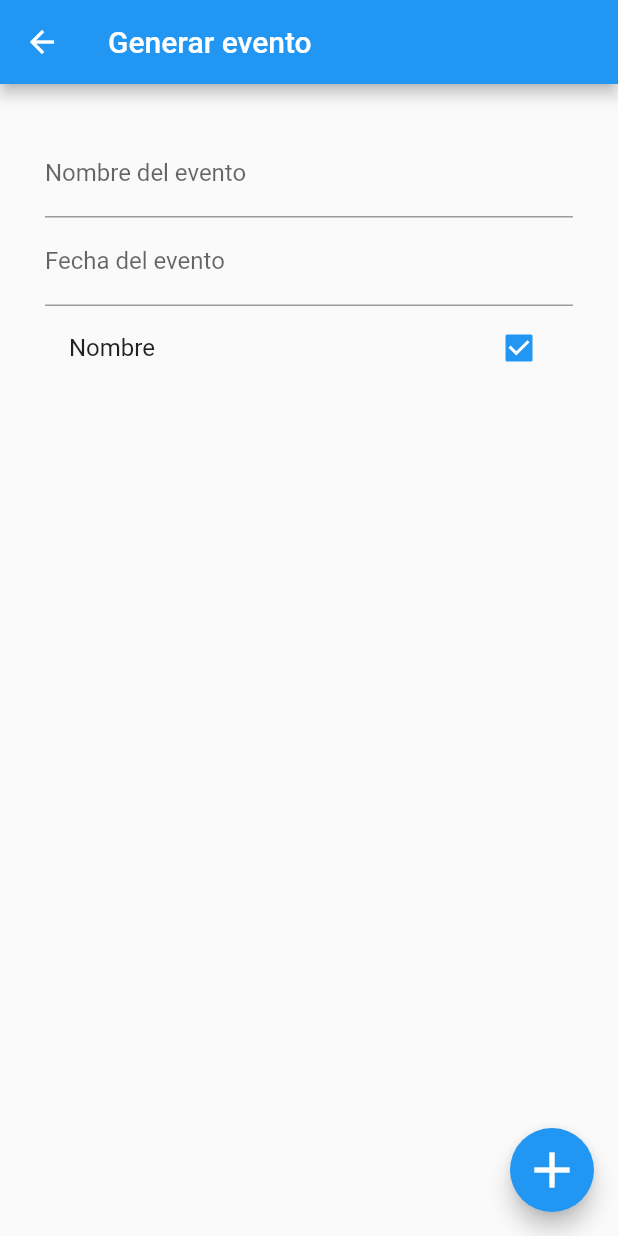
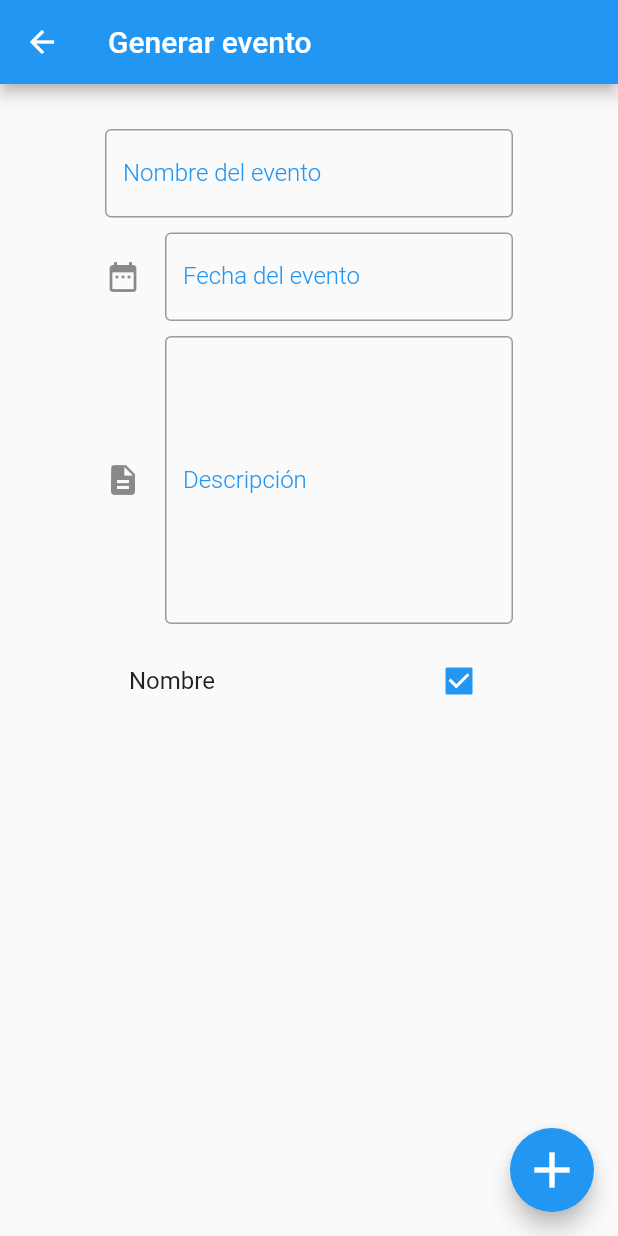
Before and after one commit to Sloot04/form_generator, a Flutter app: the FormGeneratorPage screen opened by its route, on a phone screen of 412 x 824 dp. Run offline on Flutter 3.47's test engine with Material 2 defaults, Android fonts, the light colour scheme and no system bars; our stand-ins replace bloc, flutter_bloc.

Commit message:
TextFormCustom widget

```diff
--- /dev/null
+++ b/lib/Widgets/text_form_custom.dart
@@ -0,0 +1,44 @@
+import 'package:flutter/material.dart';
+
+class TextFormCustom extends StatefulWidget {
+  final TextEditingController controller;
+  final String labelText;
+  final IconData? icon;
+  final int? line;
+
+  const TextFormCustom(
+      {required this.controller, required this.labelText, this.icon, this.line, Key? key})
+      : super(key: key);
+
+  @override
+  State<TextFormCustom> createState() => _TextFormCustomState();
+}
+
+class _TextFormCustomState extends State<TextFormCustom> {
+  @override
+  Widget build(BuildContext context) {
+    if (widget.icon != null) {
+      return TextFormField(
+        controller: widget.controller,
+        maxLines: widget.line,
+        decoration: InputDecoration(
+            labelText: widget.labelText,
+            labelStyle: const TextStyle(
+                color: Colors.blue, fontWeight: FontWeight.w300),
+            border: const OutlineInputBorder(),
+            icon: Icon(widget.icon)),
+      );
+    } else {
+      return TextFormField(
+        controller: widget.controller,
+        maxLines: widget.line,
+        decoration: InputDecoration(
+          labelText: widget.labelText,
+          labelStyle:
+              const TextStyle(color: Colors.blue, fontWeight: FontWeight.w300),
+          border: const OutlineInputBorder(),
+        ),
+      );
+    }
+  }
+}
--- a/lib/models/course_model.dart
+++ b/lib/models/course_model.dart
@@ -5,19 +5,25 @@ class Course {
   final String name;
   final String date;
   final List<Inscription> inscriptions;
+  final String? description;
   final DataForm? form;
 
   Course(
       {required this.name,
       required this.date,
       required this.inscriptions,
+      this.description,
       this.form});
 
   Course copyWith(
-      {String? name, String? date, List<Inscription>? inscriptions}) {
+      {String? name,
+      String? date,
+      List<Inscription>? inscriptions,
+      String? description}) {
     return Course(
         name: name ?? this.name,
         date: date ?? this.date,
-        inscriptions: inscriptions ?? this.inscriptions);
+        inscriptions: inscriptions ?? this.inscriptions,
+        description: description ?? this.description);
   }
 }
--- a/lib/pages/form_generator_page.dart
+++ b/lib/pages/form_generator_page.dart
@@ -1,5 +1,6 @@
 import 'package:flutter/material.dart';
 import 'package:flutter_bloc/flutter_bloc.dart';
+import 'package:form_generator/Widgets/text_form_custom.dart';
 import 'package:form_generator/bloc/card_bloc.dart';
 import 'package:form_generator/models/course_model.dart';
 import 'package:form_generator/models/dataform_model.dart';
@@ -15,12 +16,14 @@ class _FormGeneratorPageState extends State<FormGeneratorPage> {
   final _formKey = GlobalKey<FormState>();
   TextEditingController nameCtr = TextEditingController();
   TextEditingController dateCtr = TextEditingController();
+  TextEditingController descriptionCtr = TextEditingController();
   bool isCheckedName = true;
 
   @override
   void dispose() {
     nameCtr.dispose();
     dateCtr.dispose();
+    descriptionCtr.dispose();
     super.dispose();
   }
 
@@ -33,21 +36,27 @@ class _FormGeneratorPageState extends State<FormGeneratorPage> {
       body: Column(
         children: [
           Container(
-            padding: const EdgeInsets.all(30),
+            padding: const EdgeInsets.symmetric(vertical: 30, horizontal: 70),
             child: Form(
                 key: _formKey,
                 child: Column(
                   children: [
-                    TextFormField(
-                      controller: nameCtr,
-                      decoration:
-                          const InputDecoration(labelText: 'Nombre del evento'),
+                    TextFormCustom(
+                        controller: nameCtr, labelText: 'Nombre del evento'),
+                    const SizedBox(height: 10),
+                    TextFormCustom(
+                      controller: dateCtr,
+                      labelText: 'Fecha del evento',
+                      icon: Icons.date_range,
                     ),
-                    TextFormField(
-                      controller: dateCtr,
-                      decoration:
-                          const InputDecoration(labelText: 'Fecha del evento'),
+                    const SizedBox(height: 10),
+                    TextFormCustom(
+                      controller: descriptionCtr,
+                      labelText: 'Descripción',
+                      line: 8,
+                      icon: Icons.description,
                     ),
+                    const SizedBox(height: 10),
                     CheckboxListTile(
                         title: const Text('Nombre'),
                         value: isCheckedName,
@@ -56,6 +65,7 @@ class _FormGeneratorPageState extends State<FormGeneratorPage> {
                             isCheckedName = value!;
                           });
                         }),
+                    const SizedBox(height: 10),
                   ],
                 )),
           )
@@ -72,6 +82,7 @@ class _FormGeneratorPageState extends State<FormGeneratorPage> {
                 AddCourseEvent(Course(
                     name: nameCtr.text,
                     date: dateCtr.text,
+                    description: descriptionCtr.text,
                     inscriptions: [],
                     form: DataForm(name: isCheckedName))));
             _formKey.currentState!.reset();
--- a/lib/pages/form_page.dart
+++ b/lib/pages/form_page.dart
@@ -42,6 +42,14 @@ class _FormPageState extends State<FormPage> {
               Center(
                   child: Text(state.courses.single.date,
                       style: const TextStyle(fontSize: 18))),
+              state.courses.last.description!.isEmpty ?
+             const SizedBox(height: 20,)
+             : Center(child: Column(
+               children: [
+                 Text(state.courses.last.description!),
+                 const SizedBox(height: 20,)
+               ],
+             ),),
               Form(
                   key: _formKey,
                   child: Column(
```
